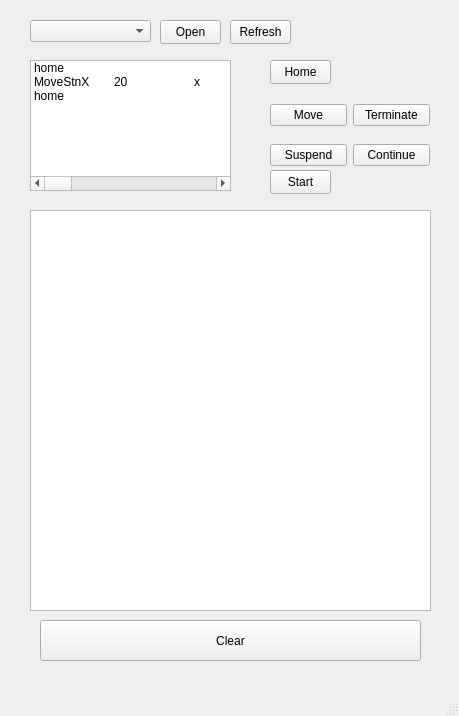
Old version of the form ui_main.ui in the repository shadowkai0121/qthread.
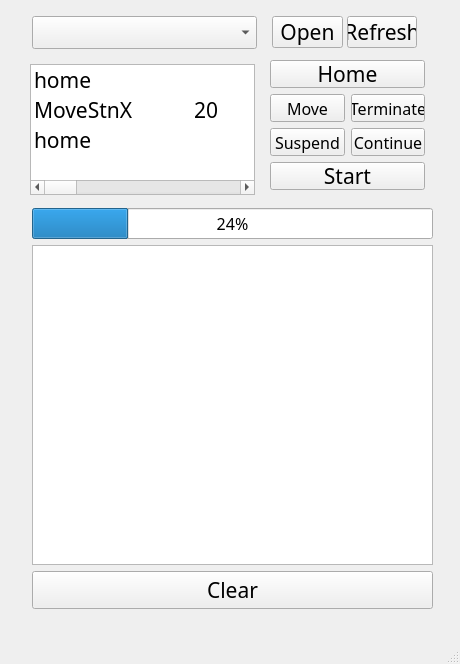
New version of the form.

Commit message: KH-加入進度條

The edit to the form file:
```diff
--- a/ui_main.ui
+++ b/ui_main.ui
@@ -6,8 +6,8 @@
    <rect>
     <x>0</x>
     <y>0</y>
-    <width>459</width>
-    <height>716</height>
+    <width>460</width>
+    <height>664</height>
    </rect>
   </property>
   <property name="windowTitle">
@@ -17,45 +17,34 @@
    <widget class="QComboBox" name="ports_combobox">
     <property name="geometry">
      <rect>
-      <x>30</x>
-      <y>20</y>
-      <width>121</width>
-      <height>22</height>
+      <x>32</x>
+      <y>16</y>
+      <width>225</width>
+      <height>33</height>
      </rect>
     </property>
-   </widget>
-   <widget class="QPushButton" name="start_button">
-    <property name="geometry">
-     <rect>
-      <x>270</x>
-      <y>170</y>
-      <width>61</width>
-      <height>24</height>
-     </rect>
-    </property>
-    <property name="text">
-     <string>Start</string>
-    </property>
-   </widget>
-   <widget class="QListWidget" name="log_list">
-    <property name="geometry">
-     <rect>
-      <x>30</x>
-      <y>210</y>
-      <width>401</width>
-      <height>401</height>
-     </rect>
+    <property name="font">
+     <font>
+      <family>微軟正黑體</family>
+      <pointsize>16</pointsize>
+     </font>
     </property>
    </widget>
    <widget class="QListWidget" name="command_list">
     <property name="geometry">
      <rect>
       <x>30</x>
-      <y>60</y>
-      <width>201</width>
+      <y>64</y>
+      <width>225</width>
       <height>131</height>
      </rect>
     </property>
+    <property name="font">
+     <font>
+      <family>微軟正黑體</family>
+      <pointsize>16</pointsize>
+     </font>
+    </property>
     <item>
      <property name="text">
       <string>home</string>
@@ -72,110 +61,186 @@
      </property>
     </item>
    </widget>
-   <widget class="QPushButton" name="refresh_comports_button">
+   <widget class="QWidget" name="layoutWidget">
     <property name="geometry">
      <rect>
-      <x>230</x>
-      <y>20</y>
-      <width>61</width>
-      <height>24</height>
+      <x>32</x>
+      <y>208</y>
+      <width>401</width>
+      <height>401</height>
      </rect>
     </property>
-    <property name="text">
-     <string>Refresh</string>
-    </property>
+    <layout class="QVBoxLayout" name="verticalLayout">
+     <item>
+      <widget class="QProgressBar" name="flow_progress_bar">
+       <property name="font">
+        <font>
+         <family>微軟正黑體</family>
+         <pointsize>12</pointsize>
+        </font>
+       </property>
+       <property name="value">
+        <number>24</number>
+       </property>
+      </widget>
+     </item>
+     <item>
+      <widget class="QListWidget" name="log_list"/>
+     </item>
+     <item>
+      <widget class="QPushButton" name="clear_button">
+       <property name="font">
+        <font>
+         <family>微軟正黑體</family>
+         <pointsize>16</pointsize>
+        </font>
+       </property>
+       <property name="text">
+        <string>Clear</string>
+       </property>
+      </widget>
+     </item>
+    </layout>
    </widget>
-   <widget class="QPushButton" name="open_comports_button">
-    <property name="geometry">
-     <rect>
-      <x>160</x>
-      <y>20</y>
-      <width>61</width>
-      <height>24</height>
-     </rect>
-    </property>
-    <property name="text">
-     <string>Open</string>
-    </property>
-   </widget>
-   <widget class="QPushButton" name="home_button">
+   <widget class="QWidget" name="layoutWidget">
     <property name="geometry">
      <rect>
       <x>270</x>
       <y>60</y>
-      <width>61</width>
-      <height>24</height>
+      <width>155</width>
+      <height>130</height>
      </rect>
     </property>
-    <property name="text">
-     <string>Home</string>
-    </property>
-   </widget>
-   <widget class="QWidget" name="horizontalLayoutWidget">
-    <property name="geometry">
-     <rect>
-      <x>270</x>
-      <y>100</y>
-      <width>160</width>
-      <height>31</height>
-     </rect>
-    </property>
-    <layout class="QHBoxLayout" name="horizontalLayout">
+    <layout class="QVBoxLayout" name="verticalLayout_2">
      <item>
-      <widget class="QPushButton" name="move_button">
+      <widget class="QPushButton" name="home_button">
+       <property name="font">
+        <font>
+         <family>微軟正黑體</family>
+         <pointsize>16</pointsize>
+        </font>
+       </property>
        <property name="text">
-        <string>Move</string>
+        <string>Home</string>
        </property>
       </widget>
      </item>
      <item>
-      <widget class="QPushButton" name="terminate_button">
+      <layout class="QHBoxLayout" name="horizontalLayout">
+       <item>
+        <widget class="QPushButton" name="move_button">
+         <property name="font">
+          <font>
+           <family>微軟正黑體</family>
+           <pointsize>12</pointsize>
+          </font>
+         </property>
+         <property name="text">
+          <string>Move</string>
+         </property>
+        </widget>
+       </item>
+       <item>
+        <widget class="QPushButton" name="terminate_button">
+         <property name="font">
+          <font>
+           <family>微軟正黑體</family>
+           <pointsize>12</pointsize>
+          </font>
+         </property>
+         <property name="text">
+          <string>Terminate</string>
+         </property>
+        </widget>
+       </item>
+      </layout>
+     </item>
+     <item>
+      <layout class="QHBoxLayout" name="horizontalLayout_2">
+       <item>
+        <widget class="QPushButton" name="suspend_button">
+         <property name="font">
+          <font>
+           <family>微軟正黑體</family>
+           <pointsize>12</pointsize>
+          </font>
+         </property>
+         <property name="text">
+          <string>Suspend</string>
+         </property>
+        </widget>
+       </item>
+       <item>
+        <widget class="QPushButton" name="continue_button">
+         <property name="font">
+          <font>
+           <family>微軟正黑體</family>
+           <pointsize>12</pointsize>
+          </font>
+         </property>
+         <property name="text">
+          <string>Continue</string>
+         </property>
+        </widget>
+       </item>
+      </layout>
+     </item>
+     <item>
+      <widget class="QPushButton" name="start_button">
+       <property name="font">
+        <font>
+         <family>微軟正黑體</family>
+         <pointsize>16</pointsize>
+        </font>
+       </property>
        <property name="text">
-        <string>Terminate</string>
+        <string>Start</string>
        </property>
       </widget>
      </item>
     </layout>
    </widget>
-   <widget class="QWidget" name="horizontalLayoutWidget_2">
+   <widget class="QWidget" name="layoutWidget">
     <property name="geometry">
      <rect>
-      <x>270</x>
-      <y>140</y>
-      <width>160</width>
-      <height>31</height>
+      <x>272</x>
+      <y>16</y>
+      <width>145</width>
+      <height>32</height>
      </rect>
     </property>
-    <layout class="QHBoxLayout" name="horizontalLayout_2">
+    <layout class="QHBoxLayout" name="horizontalLayout_3">
+     <property name="spacing">
+      <number>4</number>
+     </property>
      <item>
-      <widget class="QPushButton" name="suspend_button">
+      <widget class="QPushButton" name="open_comports_button">
+       <property name="font">
+        <font>
+         <family>微軟正黑體</family>
+         <pointsize>16</pointsize>
+        </font>
+       </property>
        <property name="text">
-        <string>Suspend</string>
+        <string>Open</string>
        </property>
       </widget>
      </item>
      <item>
-      <widget class="QPushButton" name="continue_button">
+      <widget class="QPushButton" name="refresh_comports_button">
+       <property name="font">
+        <font>
+         <family>微軟正黑體</family>
+         <pointsize>16</pointsize>
+        </font>
+       </property>
        <property name="text">
-        <string>Continue</string>
+        <string>Refresh</string>
        </property>
       </widget>
      </item>
     </layout>
    </widget>
-   <widget class="QPushButton" name="clear_button">
-    <property name="geometry">
-     <rect>
-      <x>40</x>
-      <y>620</y>
-      <width>381</width>
-      <height>41</height>
-     </rect>
-    </property>
-    <property name="text">
-     <string>Clear</string>
-    </property>
-   </widget>
   </widget>
   <widget class="QMenuBar" name="menubar">
    <property name="geometry">
```
Left out of the diff: 2 changed lines with no effect on the pictures. The commit also changes 2 other files.
